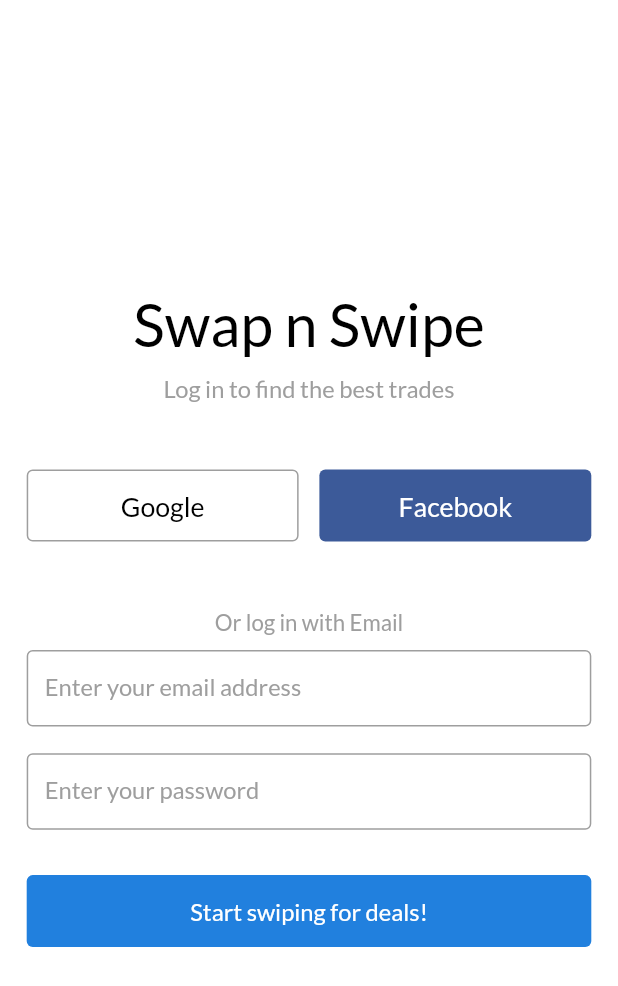
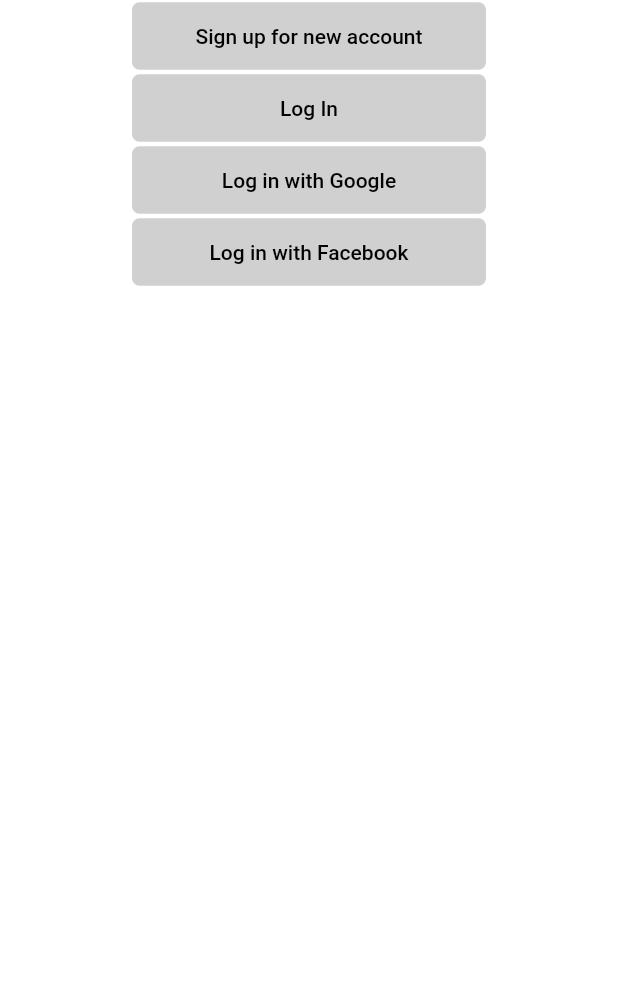
Before and after one commit to rishFilet/swipe_n_swap, a Flutter app: the screen it shows after launch, on a phone screen of 412 x 824 dp. Shown: the top 986 px of the screen. Run offline on Flutter 3.47's test engine with Material 2 defaults, Android fonts, the phone set to English and light mode, and no system bars; our stand-ins replace bloc, equatable, google_fonts.

Commit message:
initializing new screen implementation

```diff
--- /dev/null
+++ b/lib/features/login/presentation/pages/login_options.dart
@@ -0,0 +1,21 @@
+import 'package:flutter/material.dart';
+import 'package:swipe_swap/features/login/presentation/widgets/long_button.dart';
+
+class LoginOptions extends StatelessWidget {
+  @override
+  Widget build(BuildContext context) {
+    return Scaffold(
+      body: SafeArea(
+        child: Column(
+          crossAxisAlignment: CrossAxisAlignment.center,
+          children: <Widget>[
+            LongButton('Sign up for new account', action: () {}),
+            LongButton('Log In', action: () {}),
+            LongButton('Log in with Google', action: () {}),
+            LongButton('Log in with Facebook', action: () {}),
+          ],
+        ),
+      ),
+    );
+  }
+}
--- /dev/null
+++ b/lib/features/login/presentation/widgets/long_button.dart
@@ -0,0 +1,33 @@
+import 'package:flutter/material.dart';
+
+typedef _LongButtonAction();
+
+class LongButton extends StatelessWidget {
+  final String title;
+  final _LongButtonAction action;
+
+  LongButton(this.title, {this.action});
+
+  @override
+  Widget build(BuildContext context) {
+    return Container(
+      width: double.infinity,
+      child: Center(
+        child: FlatButton(
+          onPressed: action,
+          child: Text(
+            title,
+            style: TextStyle(
+              color: Colors.black,
+              fontSize: 14,
+            ),
+          ),
+          color: Color(0xFFD0D0D0),
+          height: 45,
+	  minWidth: 236,
+          shape: RoundedRectangleBorder(borderRadius: BorderRadius.circular(5)),
+        ),
+      ),
+    );
+  }
+}
--- a/lib/main.dart
+++ b/lib/main.dart
@@ -1,7 +1,7 @@
 import 'package:flutter/material.dart';
 import 'package:flutter/services.dart';
 import 'package:google_fonts/google_fonts.dart';
-import 'package:swipe_swap/features/login/presentation/pages/login_page.dart';
+import 'package:swipe_swap/features/login/presentation/pages/login_options.dart';
 
 void main() {
   runApp(MyApp());
@@ -24,11 +24,11 @@ class MyApp extends StatelessWidget {
         primarySwatch: Colors.blue,
         scaffoldBackgroundColor: Colors.white,
         visualDensity: VisualDensity.adaptivePlatformDensity,
-        textTheme: GoogleFonts.latoTextTheme(
+        textTheme: GoogleFonts.robotoTextTheme(
           Theme.of(context).textTheme,
         ),
       ),
-      home: LoginPage(),
+      home: LoginOptions(),
     );
   }
 }
```
Also changed, not shown: 1 other file.
